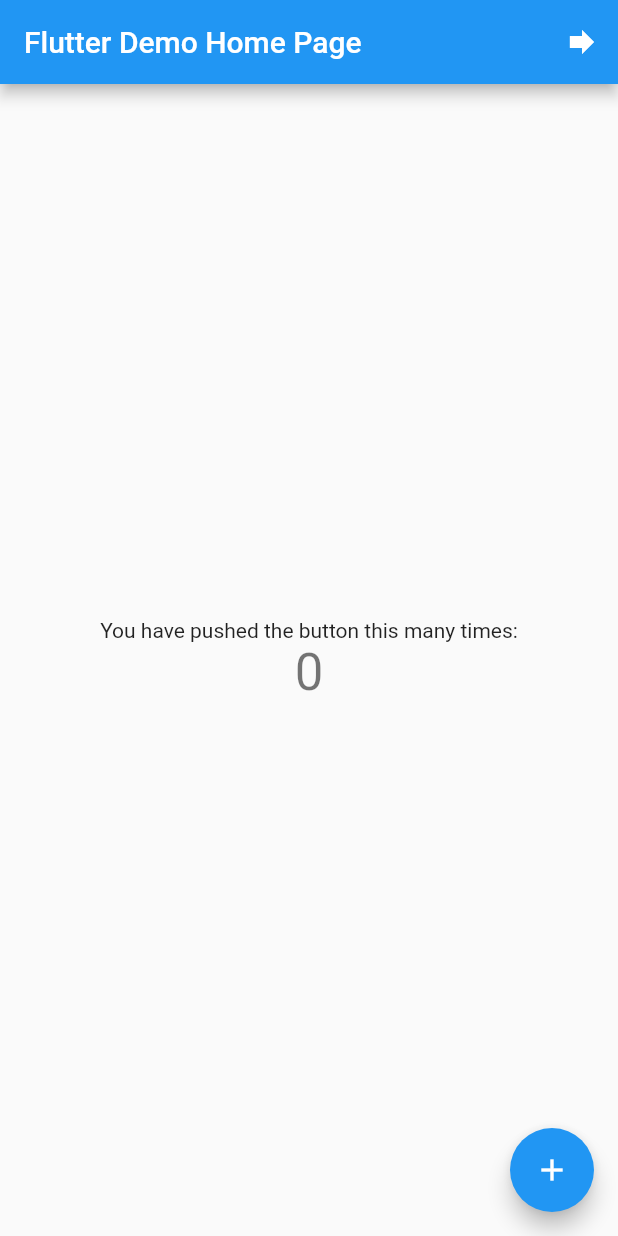
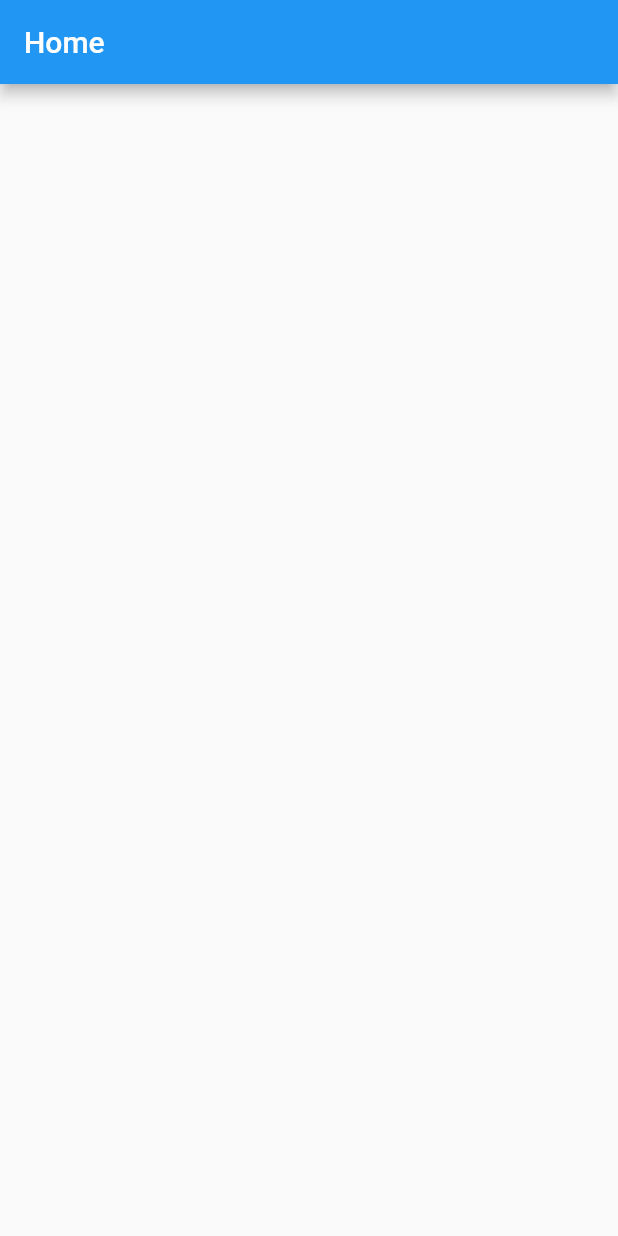
Before and after one commit to PHANNA11/Flutter-Local-Storage, a Flutter app: the screen it shows after launch, on a phone screen of 412 x 824 dp. Run offline on Flutter 3.47's test engine with Material 2 defaults, Android fonts, the phone set to English and light mode, and no system bars.

```diff
--- /dev/null
+++ b/lib/home_screen.dart
@@ -0,0 +1,21 @@
+import 'package:flutter/material.dart';
+import 'package:flutter/src/widgets/framework.dart';
+import 'package:flutter/src/widgets/placeholder.dart';
+
+class HomeScreeen extends StatefulWidget {
+  const HomeScreeen({super.key});
+
+  @override
+  State<HomeScreeen> createState() => _HomeScreeenState();
+}
+
+class _HomeScreeenState extends State<HomeScreeen> {
+  @override
+  Widget build(BuildContext context) {
+    return Scaffold(
+      appBar: AppBar(
+        title: Text('Home'),
+      ),
+    );
+  }
+}
--- a/lib/main.dart
+++ b/lib/main.dart
@@ -1,9 +1,8 @@
 import 'package:flutter/material.dart';
-import 'package:flutter_storage/test_screen.dart';
-import 'package:shared_preferences/shared_preferences.dart';
+import 'package:flutter_storage/home_screen.dart';
 
-void main() {
-  runApp(const MyApp());
+void main(List<String> args) {
+  runApp(MyApp());
 }
 
 class MyApp extends StatelessWidget {
@@ -11,84 +10,8 @@ class MyApp extends StatelessWidget {
 
   @override
   Widget build(BuildContext context) {
-    return MaterialApp(
-      title: 'Flutter Demo',
-      theme: ThemeData(
-        primarySwatch: Colors.blue,
-      ),
-      home: const MyHomePage(title: 'Flutter Demo Home Page'),
+    return const MaterialApp(
+      home: HomeScreeen(),
     );
   }
 }
-
-class MyHomePage extends StatefulWidget {
-  const MyHomePage({super.key, required this.title});
-
-  final String title;
-
-  @override
-  State<MyHomePage> createState() => _MyHomePageState();
-}
-
-class _MyHomePageState extends State<MyHomePage> {
-  int _counter = 0;
-
-  void setData() async {
-    var prefs = await SharedPreferences.getInstance();
-    prefs.setInt('number', ++_counter);
-    getData();
-  }
-
-  void getData() async {
-    var prefs = await SharedPreferences.getInstance();
-    setState(() {
-      _counter = prefs.getInt('number') ?? 0;
-    });
-  }
-
-  @override
-  void initState() {
-    // TODO: implement initState
-    super.initState();
-    getData();
-  }
-
-  @override
-  Widget build(BuildContext context) {
-    return Scaffold(
-      appBar: AppBar(
-        title: Text(widget.title),
-        actions: [
-          IconButton(
-              onPressed: () {
-                Navigator.push(
-                    context,
-                    MaterialPageRoute(
-                      builder: (context) => const TestScreen(),
-                    ));
-              },
-              icon: const Icon(Icons.forward))
-        ],
-      ),
-      body: Center(
-        child: Column(
-          mainAxisAlignment: MainAxisAlignment.center,
-          children: <Widget>[
-            const Text(
-              'You have pushed the button this many times:',
-            ),
-            Text(
-              '$_counter',
-              style: Theme.of(context).textTheme.headlineMedium,
-            ),
-          ],
-        ),
-      ),
-      floatingActionButton: FloatingActionButton(
-        onPressed: setData,
-        tooltip: 'Increment',
-        child: const Icon(Icons.add),
-      ),
-    );
-  }
-}
```
Also changed, not shown: lib/test_screen.dart (deleted, +0 -57 lines).
